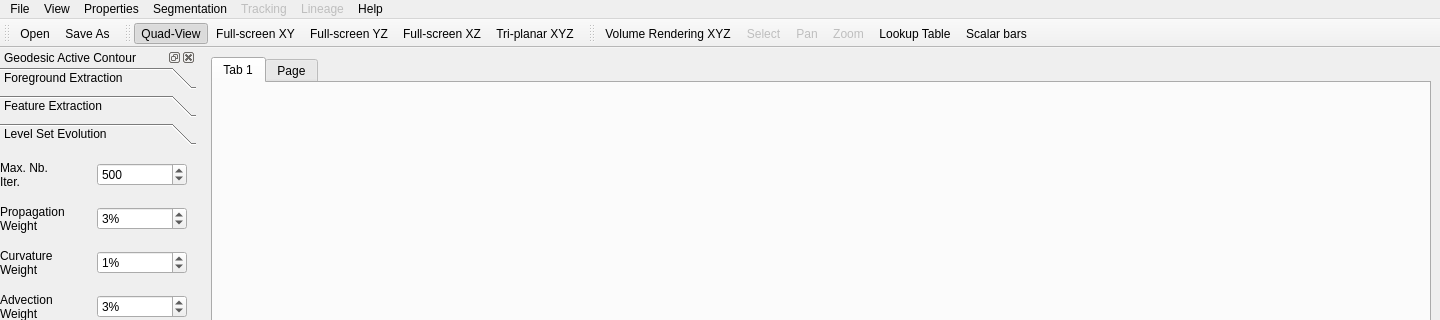
The window that trunk/go.ui (gofigure2/GoFigure2) describes before a commit, drawn with Qt 5; both pictures show x 0 to 1440 and y 0 to 320 of the 1440 by 829 pixel window.
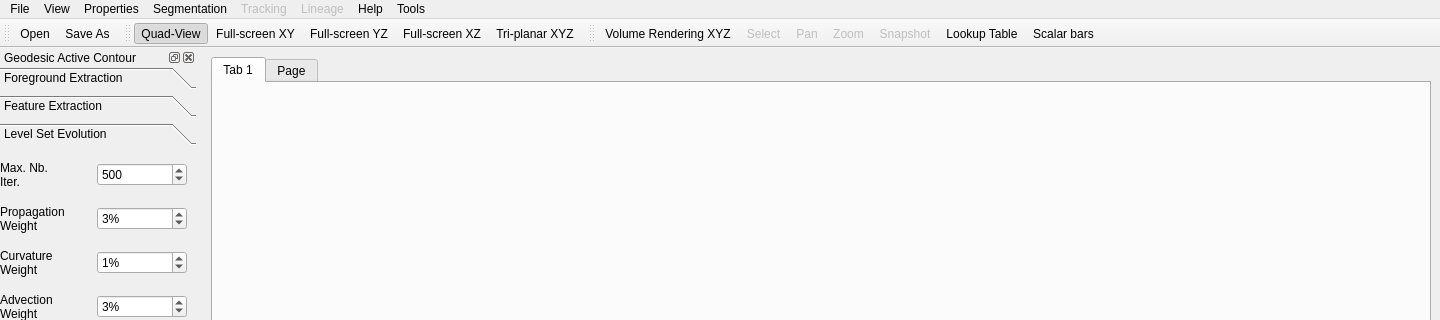
The same window after the commit. Icons and pictures are not drawn.

Commit message: modif for being able to print out the columns from the tables of the database

Diff of the .ui file:
```diff
--- a/trunk/go.ui
+++ b/trunk/go.ui
@@ -54,7 +54,7 @@
      <x>0</x>
      <y>0</y>
      <width>1440</width>
-     <height>25</height>
+     <height>21</height>
     </rect>
    </property>
    <widget class="QMenu" name="menuFile" >
@@ -133,6 +133,12 @@
     <addaction name="actionImage" />
     <addaction name="actionMesh" />
    </widget>
+   <widget class="QMenu" name="menuTools" >
+    <property name="title" >
+     <string>Tools</string>
+    </property>
+    <addaction name="actionSnapshot" />
+   </widget>
    <addaction name="menuFile" />
    <addaction name="menuView" />
    <addaction name="menuProperties" />
@@ -140,6 +146,7 @@
    <addaction name="menuTracking" />
    <addaction name="menuLineage" />
    <addaction name="menuHelp" />
+   <addaction name="menuTools" />
   </widget>
   <widget class="QStatusBar" name="statusbar" >
    <property name="autoFillBackground" >
@@ -937,6 +944,9 @@
    </widget>
   </widget>
   <widget class="QToolBar" name="toolBar" >
+   <property name="enabled" >
+    <bool>true</bool>
+   </property>
    <property name="windowTitle" >
     <string>toolBar</string>
    </property>
@@ -956,6 +966,7 @@
    <addaction name="actionSelect" />
    <addaction name="actionPan" />
    <addaction name="actionZoom" />
+   <addaction name="actionSnapshot" />
    <addaction name="actionLookup_Table" />
    <addaction name="actionScale_bars" />
   </widget>
@@ -1467,6 +1478,18 @@
     <string>One Click Segmentation</string>
    </property>
   </action>
+  <action name="actionSnapshot" >
+   <property name="enabled" >
+    <bool>false</bool>
+   </property>
+   <property name="icon" >
+    <iconset resource="resources/axes.qrc" >
+     <normaloff>:/newPrefix/fig/camera-photo.png</normaloff>:/newPrefix/fig/camera-photo.png</iconset>
+   </property>
+   <property name="text" >
+    <string>Snapshot</string>
+   </property>
+  </action>
  </widget>
  <tabstops>
   <tabstop>m_NucleiTresholdSpinBox</tabstop>
```
Left out of the diff: 24 changed lines with no effect on the pictures. The commit also changes 1 other file.
